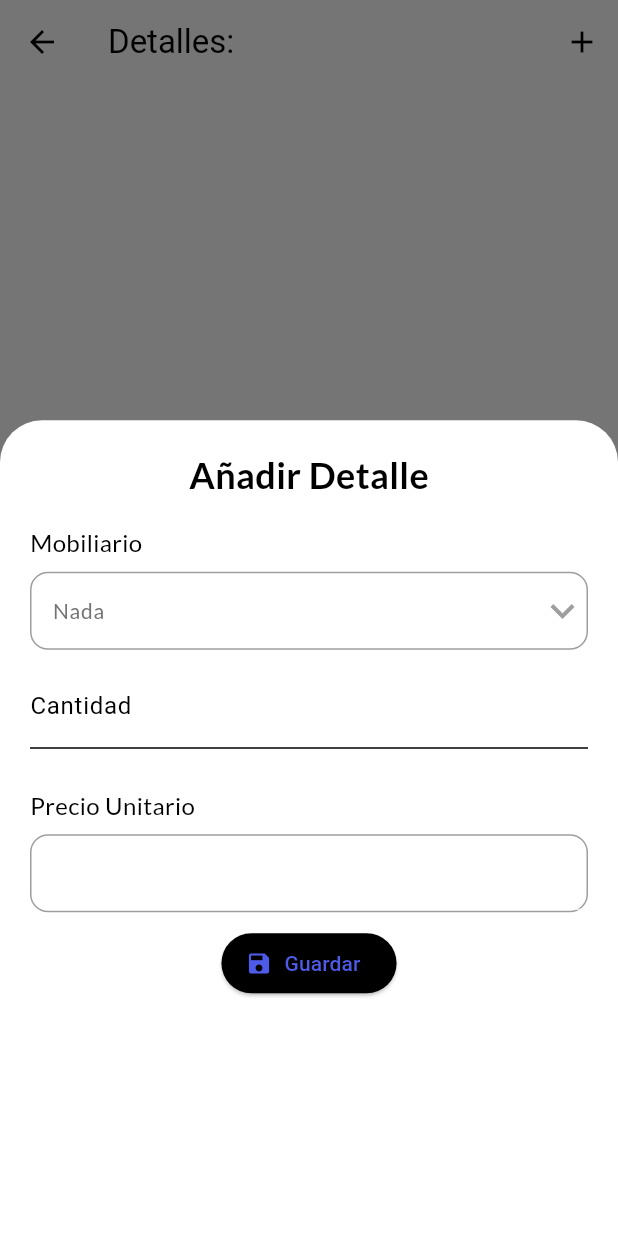
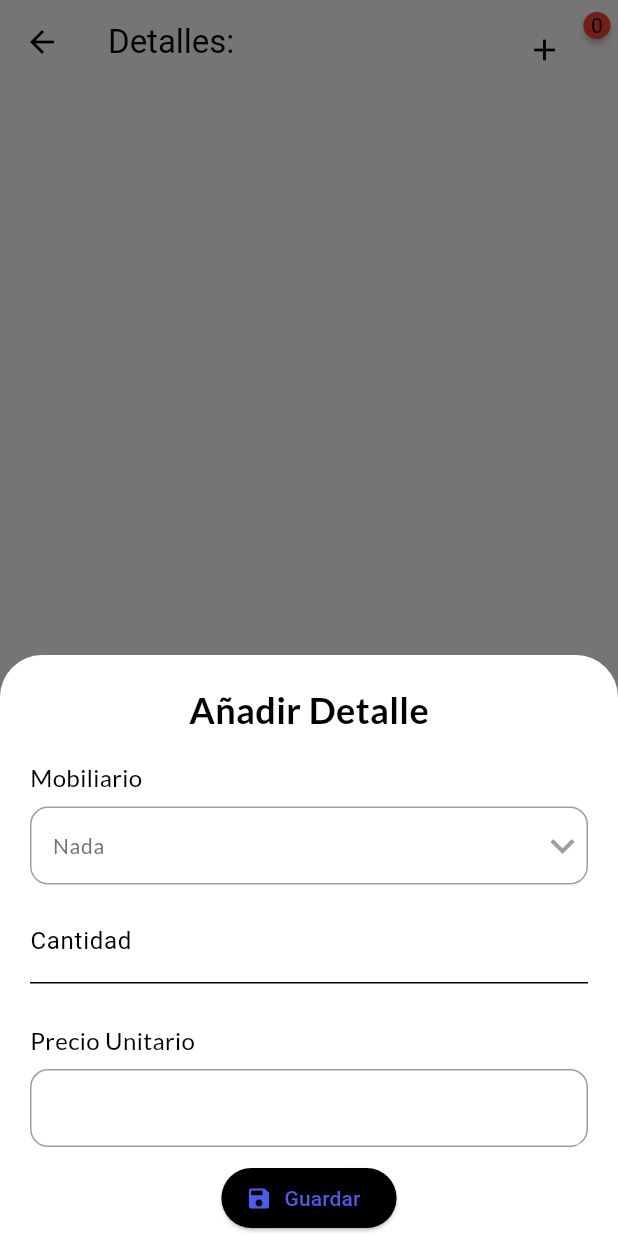
Before and after one commit to SV3xPy/renta_movil_app, a Flutter app: the RenDetScreen screen opened directly with empty values, after a tap on the "add" icon, on a phone screen of 412 x 824 dp. Run offline on Flutter 3.47's test engine with Material 3 defaults, Android fonts, the phone set to English and light mode, and no system bars; drawn by our look-alikes of badges; our stand-ins replace flutter_local_notifications, flutter_staggered_animations, get, get_storage, google_fonts, sqflite and 2 more; missing offline and left inert: art_sweetalert, splash_view; accounts and stored records are empty.

Commit message:
Se termino la implementacion del badge y tambien mejoras generales a renta detalle

```diff
--- a/lib/screens/renta_detalle_screen.dart
+++ b/lib/screens/renta_detalle_screen.dart
@@ -9,6 +9,7 @@ import 'package:renta_movil_app/settings/theme.dart';
 import 'package:renta_movil_app/widgets/input_field.dart';
 import 'package:flutter/services.dart';
 import 'package:renta_movil_app/widgets/renta_detalle_title.dart';
+import 'package:badges/badges.dart' as badges;
 
 class RenDetScreen extends StatefulWidget {
   const RenDetScreen({super.key});
@@ -31,6 +32,7 @@ class _RenDetScreenState extends State<RenDetScreen> {
         ModalRoute.of(context)?.settings.arguments as Map<String, dynamic>?;
     int? rentaId;
     String? nombreRenta;
+    final badgeValueNotifier = ValueNotifier<int>(0);
 
     if (args != null) {
       rentaId = args['id'];
@@ -49,11 +51,25 @@ class _RenDetScreenState extends State<RenDetScreen> {
           icon: const Icon(Icons.arrow_back),
         ),
         actions: [
-          IconButton(
+          Padding(
+            padding: const EdgeInsets.only(right: 15.0, top: 10.0),
+            child: ValueListenableBuilder(
+              valueListenable: badgeValueNotifier,
+              builder: (context, int value, _) {
+                return badges.Badge(
+                  badgeContent: Text(value.toString()),
+                  child: Padding(
+                    padding: const EdgeInsets.only(right: 10.0),
+                    child: IconButton(
                       onPressed: () {
                         showModal(context, null, rentaId);
                       },
                       icon: const Icon(Icons.add),
+                    ),
+                  ),
+                );
+              },
+            ),
           ),
         ],
       ),
@@ -71,6 +87,11 @@ class _RenDetScreenState extends State<RenDetScreen> {
                 );
               } else {
                 if (snapshot.hasData) {
+                  WidgetsBinding.instance.addPostFrameCallback((_) {
+                    int sumatoria = snapshot.data!
+                        .fold(0, (sum, item) => sum + item.cantidadDetalle!);
+                    badgeValueNotifier.value = sumatoria;
+                  });
                   return ListView.builder(
                     itemCount: snapshot.data!.length,
                     itemBuilder: (context, index) {
@@ -268,6 +289,11 @@ class _RenDetScreenState extends State<RenDetScreen> {
       _selectedMaxCantidad = listadoDisponibilidadMobiliarios.first;
     }
     if (detalles != null) {
+      _selectedString = detalles.nombreMobiliario.toString();
+      _selectedMobiliarioId = int.parse(detalles.idMobiliario.toString());
+      int index = mobiliarios.indexWhere(
+          (mobiliario) => mobiliario.idMobiliario == _selectedMobiliarioId);
+      _selectedMaxCantidad = listadoDisponibilidadMobiliarios[index];
       idRenDetMob.text = detalles.idMobiliario.toString();
       cantidadDetalle.text = detalles.cantidadDetalle.toString();
       precioUnitarioDetalle.text = detalles.precioUnitarioDetalle.toString();
@@ -279,12 +305,14 @@ class _RenDetScreenState extends State<RenDetScreen> {
     final btnAgregar = ElevatedButton.icon(
       onPressed: () {
         if (detalles == null) {
+          print(renId);
+          print(_selectedMobiliarioId);
           mobiliarioDB!.insertarRentaDetalle(
             {
               "idRenta": renId,
               "idMobiliario": _selectedMobiliarioId,
               "cantidadDetalle": int.parse(cantidadDetalle.text),
-              "precioUnitarioDetalle": double.parse(precioUnitarioDetalle.text)
+              "precioUnitarioDetalle": _selectedPrecio
             },
           ).then(
             (value) {
@@ -329,6 +357,20 @@ class _RenDetScreenState extends State<RenDetScreen> {
               ),
             );
           } else {
+            if (int.parse(detalles.idMobiliario.toString()) ==
+                    _selectedMobiliarioId &&
+                int.parse(detalles.cantidadDetalle.toString()) ==
+                    _selectedCantidad) {
+              Navigator.pop(context);
+              Navigator.pop(context);
+              ArtSweetAlert.show(
+                context: context,
+                artDialogArgs: ArtDialogArgs(
+                  type: ArtSweetAlertType.info,
+                  title: "No es necesario actualizar, valores iguales.",
+                ),
+              );
+            } else {
               mobiliarioDB!.actualizaRentaDetalle({
                 "idRenta": renId,
                 "idMobiliario": int.parse(detalles.idMobiliario.toString())
@@ -336,7 +378,8 @@ class _RenDetScreenState extends State<RenDetScreen> {
                 "idRenta": renId,
                 "idMobiliario": _selectedMobiliarioId,
                 "cantidadDetalle": int.parse(cantidadDetalle.text),
-              "precioUnitarioDetalle": double.parse(precioUnitarioDetalle.text),
+                "precioUnitarioDetalle":
+                    double.parse(precioUnitarioDetalle.text),
               }).then(
                 (value) {
                   Navigator.pop(context);
@@ -364,6 +407,7 @@ class _RenDetScreenState extends State<RenDetScreen> {
               );
             }
           }
+        }
       },
       icon: const Icon(Icons.save),
       label: const Text('Guardar'),
@@ -376,8 +420,8 @@ class _RenDetScreenState extends State<RenDetScreen> {
       context: context,
       builder: (context) => DraggableScrollableSheet(
         expand: false,
-          initialChildSize: 0.66,
-          minChildSize: 0.66,
+        initialChildSize: 0.47,
+        minChildSize: 0.47,
         maxChildSize: 1,
         builder: (BuildContext context, ScrollController scrollController) {
           return StatefulBuilder(
@@ -485,8 +529,10 @@ class _RenDetScreenState extends State<RenDetScreen> {
                   ),
                 ),
               );
-            });
-          }),
+            },
+          );
+        },
+      ),
     );
   }
 }
--- a/pubspec.yaml
+++ b/pubspec.yaml
@@ -49,6 +49,7 @@ dependencies:
   flutter_staggered_animations: ^1.1.1
   flutter_local_notifications: ^17.0.0
   flutter_timezone: ^1.0.8
+  badges: ^3.1.2
 dev_dependencies:
   flutter_test:
     sdk: flutter
```
Also changed, not shown: lib/screens/mobiliario_categoria_screen.dart (+9 -8 lines), pubspec.lock. Lines whose indentation alone changed are shown as unchanged.
